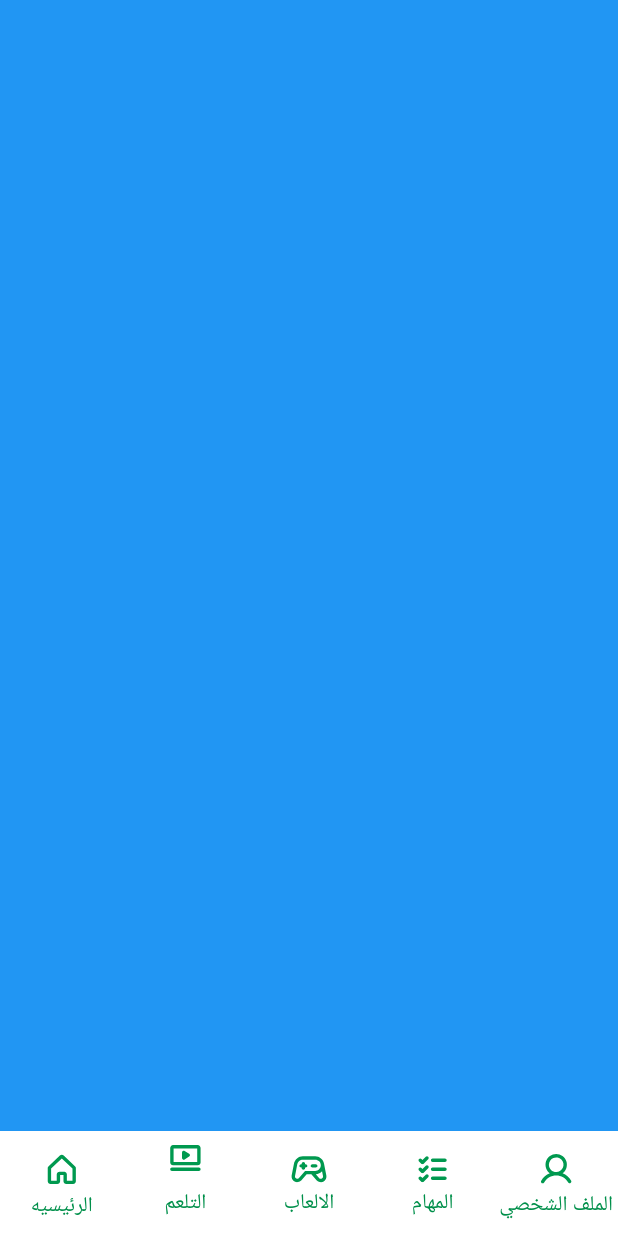
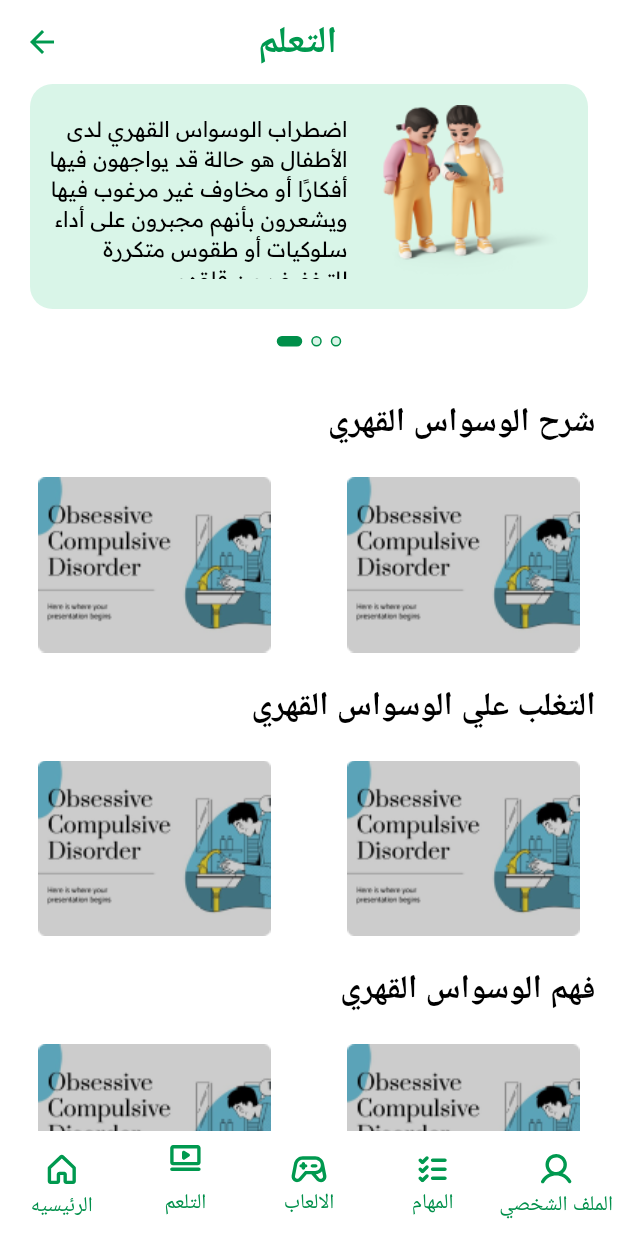
Before and after one commit to mohamedshetewy1/ocdear, a Flutter app: the HomePage screen opened directly, swiped to page 2, on a phone screen of 412 x 824 dp. Run offline on Flutter 3.47's test engine with Material 3 defaults, Android fonts, the phone set to English and light mode, and no system bars; drawn by our look-alikes of carousel_slider, curved_labeled_navigation_bar; our stand-ins replace flutter_svg, smooth_page_indicator; Roboto replaces fonts that are missing (Readex pro).

Commit message:
add screen games and learning

```diff
--- a/lib/screen/home_screen/games_home.dart
+++ b/lib/screen/home_screen/games_home.dart
@@ -3,8 +3,8 @@ import 'package:ocdear/screen/home_screen/widgets/slider_home.dart';
 import 'package:ocdear/utils/colors.dart';
 import 'package:ocdear/utils/text_style.dart';
 
-class Games_Home extends StatelessWidget {
-  const Games_Home({super.key});
+class GamesHome extends StatelessWidget {
+  const GamesHome({super.key});
 
   @override
   Widget build(BuildContext context) {
--- a/lib/screen/home_screen/home_page.dart
+++ b/lib/screen/home_screen/home_page.dart
@@ -3,6 +3,7 @@ import 'package:curved_labeled_navigation_bar/curved_navigation_bar_item.dart';
 import 'package:flutter/material.dart';
 import 'package:flutter_svg/flutter_svg.dart';
 import 'package:ocdear/screen/home_screen/games_home.dart';
+import 'package:ocdear/screen/home_screen/learning_tap.dart';
 import 'package:ocdear/utils/colors.dart';
 import 'package:ocdear/screen/home_screen/widgets/details_home.dart';
 
@@ -26,10 +27,8 @@ class _HomePageState extends State<HomePage> {
 
   final List<Widget> _screens = [
     const DetailsHome(),
-    Container(
-      color: Colors.blue,
-    ),
-    const Games_Home(),
+    const LearningTab(),
+    const GamesHome(),
     Container(
       color: Colors.pinkAccent,
     ),
--- /dev/null
+++ b/lib/screen/home_screen/learning_tap.dart
@@ -0,0 +1,150 @@
+import 'package:flutter/material.dart';
+import 'package:ocdear/screen/home_screen/widgets/slider_home.dart';
+import 'package:ocdear/utils/colors.dart';
+import 'package:ocdear/utils/text_style.dart';
+
+class LearningTab extends StatelessWidget {
+  const LearningTab({super.key});
+
+  @override
+  Widget build(BuildContext context) {
+    return SafeArea(
+      child: Scaffold(
+        appBar: AppBar(
+          title: const Padding(
+            padding: EdgeInsets.symmetric(horizontal: 100),
+            child: Text(
+              'التعلم',
+              style: AppTextStyle.textStyle25,
+            ),
+          ),
+          leading: IconButton(
+            onPressed: () => Navigator.pop(context),
+            icon: const Icon(
+              Icons.arrow_back,
+              color: AppColors.normalActive,
+            ),
+          ),
+          backgroundColor: Colors.white,
+          elevation: 0,
+        ),
+        backgroundColor: const Color(0xFFFFFFFF),
+        body: SingleChildScrollView(
+          child: Column(
+            children: [
+              const SliderHomePage(),
+              const SizedBox(
+                height: 32,
+              ),
+              const Directionality(
+                textDirection: TextDirection.rtl,
+                child: Row(
+                  children: [
+                    Padding(
+                      padding: EdgeInsets.only(right: 15),
+                      child: Text(
+                        'شرح الوسواس القهري',
+                        style: AppTextStyle.textStyle22,
+                      ),
+                    )
+                  ],
+                ),
+              ),
+              const SizedBox(height: 20),
+              Row(
+                mainAxisAlignment: MainAxisAlignment.spaceAround,
+                children: [
+                  Container(
+                    width: 155,
+                    height: 117,
+                    decoration: const BoxDecoration(
+                        image: DecorationImage(
+                            image: AssetImage("assets/images/home/video.png"))),
+                  ),
+                  Container(
+                    width: 155,
+                    height: 117,
+                    decoration: const BoxDecoration(
+                        image: DecorationImage(
+                            image: AssetImage("assets/images/home/video.png"))),
+                  ),
+                ],
+              ),
+              const SizedBox(height: 20),
+              const Directionality(
+                textDirection: TextDirection.rtl,
+                child: Row(
+                  children: [
+                    Padding(
+                      padding: EdgeInsets.only(right: 15),
+                      child: Text(
+                        'التغلب علي الوسواس القهري',
+                        style: AppTextStyle.textStyle22,
+                      ),
+                    )
+                  ],
+                ),
+              ),
+              const SizedBox(height: 20),
+              Row(
+                mainAxisAlignment: MainAxisAlignment.spaceAround,
+                children: [
+                  Container(
+                    width: 155,
+                    height: 117,
+                    decoration: const BoxDecoration(
+                        image: DecorationImage(
+                            image: AssetImage("assets/images/home/video.png"))),
+                  ),
+                  Container(
+                    width: 155,
+                    height: 117,
+                    decoration: const BoxDecoration(
+                        image: DecorationImage(
+                            image: AssetImage("assets/images/home/video.png"))),
+                  ),
+                ],
+              ),
+              const SizedBox(height: 20),
+              const Directionality(
+                textDirection: TextDirection.rtl,
+                child: Row(
+                  children: [
+                    Padding(
+                      padding: EdgeInsets.only(right: 15),
+                      child: Text(
+                        'فهم الوسواس القهري',
+                        style: AppTextStyle.textStyle22,
+                      ),
+                    )
+                  ],
+                ),
+              ),
+              const SizedBox(height: 20),
+              Row(
+                mainAxisAlignment: MainAxisAlignment.spaceAround,
+                children: [
+                  Container(
+                    width: 155,
+                    height: 117,
+                    decoration: const BoxDecoration(
+                        image: DecorationImage(
+                            image: AssetImage("assets/images/home/video.png"))),
+                  ),
+                  Container(
+                    width: 155,
+                    height: 117,
+                    decoration: const BoxDecoration(
+                        image: DecorationImage(
+                            image: AssetImage("assets/images/home/video.png"))),
+                  ),
+                ],
+              ),
+              const SizedBox(height: 20),
+            ],
+          ),
+        ),
+      ),
+    );
+  }
+}
--- a/lib/screen/home_screen/video_home.dart
+++ /dev/null
@@ -1,27 +0,0 @@
-import 'package:flutter/material.dart';
-
-class VideoHomePage extends StatefulWidget {
-  const VideoHomePage({super.key});
-
-  @override
-  State<VideoHomePage> createState() => _VideoHomePageState();
-}
-
-class _VideoHomePageState extends State<VideoHomePage> {
-  @override
-  Widget build(BuildContext context) {
-    return Column(
-      children: [
-        Container(
-          height: 400,
-          width: double.infinity,
-          decoration: const BoxDecoration(
-            image: DecorationImage(
-                image: AssetImage('assets/images/home/vid.PNG'),
-                fit: BoxFit.cover),
-          ),
-        )
-      ],
-    );
-  }
-}
--- a/lib/screen/home_screen/widgets/details_home.dart
+++ b/lib/screen/home_screen/widgets/details_home.dart
@@ -1,6 +1,7 @@
 import 'package:flutter/material.dart';
 
 import 'package:ocdear/screen/home_screen/widgets/slider_home.dart';
+import 'package:ocdear/screen/home_screen/widgets/welcome_widget.dart';
 import 'package:ocdear/utils/text_style.dart';
 
 class DetailsHome extends StatelessWidget {
@@ -13,6 +14,7 @@ class DetailsHome extends StatelessWidget {
         body: SingleChildScrollView(
           child: Column(
             children: [
+              const WelcomeWidget(),
               const SizedBox(
                 height: 20,
               ),
--- a/lib/screen/home_screen/widgets/slider_home.dart
+++ b/lib/screen/home_screen/widgets/slider_home.dart
@@ -1,6 +1,8 @@
 import 'package:carousel_slider/carousel_slider.dart';
 import 'package:flutter/material.dart';
+
 import 'package:ocdear/utils/colors.dart';
+import 'package:ocdear/utils/text_style.dart';
 
 class SliderHomePage extends StatefulWidget {
   const SliderHomePage({super.key});
@@ -10,11 +12,13 @@ class SliderHomePage extends StatefulWidget {
 }
 
 class _SliderHomePageState extends State<SliderHomePage> {
-  List imageList = [
-    {"id": 1, "image_path": 'assets/images/home/slider1.png'},
-    {"id": 2, "image_path": 'assets/images/home/Rectangle 16.png'},
-    {"id": 3, "image_path": 'assets/images/home/Rectangle 16.png'},
-    {"id": 3, "image_path": 'assets/images/home/Rectangle 16.png'},
+  List<SliderModel> imageList = [
+    SliderModel("1", "assets/images/home/slider/S_1.png",
+        "اضطراب الوسواس القهري لدى الأطفال هو حالة قد يواجهون فيها أفكارًا أو مخاوف غير مرغوب فيها ويشعرون بأنهم مجبرون على أداء سلوكيات أو طقوس متكررة للتخفيف من قلقهم."),
+    SliderModel("2", "assets/images/home/slider/S_2.png",
+        "مجموعة الفيديوهات تسلط الضوء على الوسواس القهري وتقدم معلومات قيمة واستراتيجيات فعالة لمساعدة الأشخاص على فهم ومواجهة هذا الاضطراب النفسي."),
+    SliderModel("3", "assets/images/home/slider/S_3.png",
+        "الألعاب المصممة خصيصًا للأطفال المصابين بالوسواس القهري توفر تجربة تفاعلية ممتعة ومساعدة للأطفال في فهم الوسواس القهري وتعلم استراتيجيات للتعامل معه بطرق إيجابية ومرحة."),
   ];
   final CarouselController carouselController = CarouselController();
   int currentIndex = 0;
@@ -26,28 +30,49 @@ class _SliderHomePageState extends State<SliderHomePage> {
           // print(currentIndex);
         },
         child: Padding(
-          padding: const EdgeInsets.all(0),
+          padding: const EdgeInsets.symmetric(
+            horizontal: 20,
+          ),
           child: Container(
-            height: 170,
+            height: 150,
+            width: double.infinity,
             decoration: BoxDecoration(
-              borderRadius: BorderRadius.circular(30),
-            ),
+                borderRadius: BorderRadius.circular(15),
+                color: AppColors.lightHover),
             child: CarouselSlider(
               items: imageList
-                  .map(
-                    (item) => Image.asset(
-                      item['image_path'],
-                      fit: BoxFit.cover,
-                      width: double.infinity,
-                    ),
-                  )
+                  .map((item) => Row(
+                        mainAxisAlignment: MainAxisAlignment.spaceAround,
+                        children: [
+                          Directionality(
+                            textDirection: TextDirection.rtl,
+                            child: SizedBox(
+                              width: 205,
+                              height: 110,
+                              child: Center(
+                                child: Text(
+                                  item.text,
+                                  style: AppTextStyle.textStyle14,
+                                ),
+                              ),
+                            ),
+                          ),
+                          Container(
+                            width: 140,
+                            height: 170,
+                            decoration: BoxDecoration(
+                              image: DecorationImage(
+                                  image: AssetImage(item.image)),
+                            ),
+                          ),
+                        ],
+                      ))
                   .toList(),
               carouselController: carouselController,
               options: CarouselOptions(
                 autoPlay: true,
                 autoPlayAnimationDuration: const Duration(seconds: 5),
                 scrollPhysics: const BouncingScrollPhysics(),
-                // autoPlay: true,
                 aspectRatio: 2,
                 viewportFraction: 1,
                 onPageChanged: (index, reason) {
@@ -88,3 +113,10 @@ class _SliderHomePageState extends State<SliderHomePage> {
     ]);
   }
 }
+
+class SliderModel {
+  final String text;
+  final String image;
+  final String id;
+  SliderModel(this.id, this.image, this.text);
+}
--- a/lib/screen/home_screen/widgets/welcome_widget.dart
+++ b/lib/screen/home_screen/widgets/welcome_widget.dart
@@ -8,7 +8,9 @@ class WelcomeWidget extends StatelessWidget {
 
   @override
   Widget build(BuildContext context) {
-    return Row(
+    return Padding(
+      padding: const EdgeInsets.all(10),
+      child: Row(
         mainAxisAlignment: MainAxisAlignment.spaceBetween,
         children: [
           Stack(
@@ -46,6 +48,7 @@ class WelcomeWidget extends StatelessWidget {
             ]),
           ),
         ],
+      ),
     );
   }
 }
--- a/lib/screen/onboarding_screen/onboarding.dart
+++ b/lib/screen/onboarding_screen/onboarding.dart
@@ -69,8 +69,9 @@ class _OnboardingScreenState extends State<OnboardingScreen> {
                                       child: SmoothPageIndicator(
                                         controller: pageController,
                                         count: contents.length,
-                                        effect: const WormEffect(
-                                            dotWidth: 25,
+                                        effect: const ExpandingDotsEffect(
+                                            dotWidth: 10,
+                                            dotHeight: 13,
                                             activeDotColor: AppColors.dark,
                                             dotColor: AppColors.lightHover,
                                             spacing: 16),
@@ -89,14 +90,6 @@ class _OnboardingScreenState extends State<OnboardingScreen> {
                                       crossAxisAlignment:
                                           CrossAxisAlignment.center,
                                       children: [
-                                        // Text(
-                                        //   contents[i].title!,
-                                        //   textAlign: TextAlign.center,
-                                        //   style: const TextStyle(
-                                        //     fontSize: 20,
-                                        //     fontWeight: FontWeight.w500,
-                                        //   ),
-                                        // ),
                                         const SizedBox(
                                           height: 10,
                                         ),
@@ -179,7 +172,11 @@ class _OnboardingScreenState extends State<OnboardingScreen> {
               : IconButton(
                   icon: SvgPicture.asset("assets/icons/skip.svg"),
                   onPressed: () {
-                    pageController.jumpToPage(3);
+                    Navigator.push(
+                        context,
+                        MaterialPageRoute(
+                          builder: (context) => const LoginScreen(),
+                        ));
                   })
         ]);
   }
--- a/pubspec.yaml
+++ b/pubspec.yaml
@@ -75,11 +75,14 @@ flutter:
   assets:
     - assets/images/onboarding/
     - assets/images/home/
+    - assets/images/home/slider/
     - assets/images/splash/
     - assets/images/avatar/
     - assets/images/
     - assets/icons/
     - assets/icons/home/
+
+
 
   # An image asset can refer to one or more resolution-specific "variants", see
   # https://flutter.dev/assets-and-images/#resolution-aware
```
Also changed, not shown: assets/images/home/Rectangle 16.png (deleted), assets/images/home/slider/S_1.png (renamed from assets/images/home/young kids.png), assets/images/home/slider/S_2.png (added), assets/images/home/slider/S_3.png (added), assets/images/home/slider1.png (deleted), assets/images/home/vid.PNG (deleted). Lines whose indentation alone changed are shown as unchanged.
